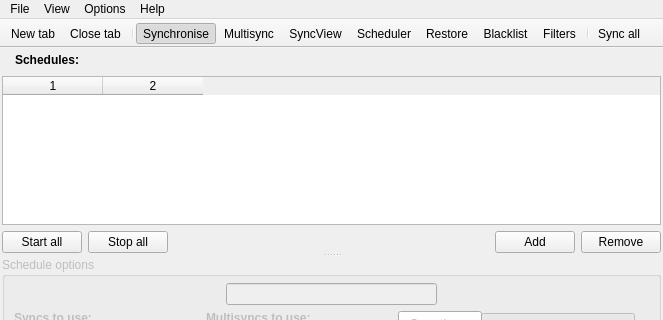
This is main_window.ui in henrik-w/Synkron as Qt 5 draws it before an edit; both pictures show x 0 to 663 and y 0 to 320 of the 663 by 580 pixel window. The edited form follows.
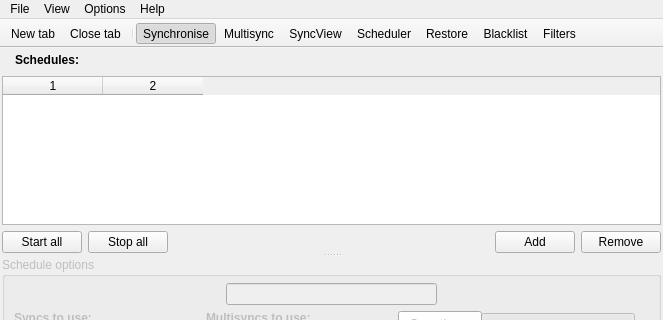
This is the edited form. The open tabs and pages were chosen to show the change. Icons and pictures are not drawn. Custom widgets are drawn as their Qt base class.

Diff of the .ui file:
```diff
--- a/main_window.ui
+++ b/main_window.ui
@@ -1576,6 +1576,14 @@
   </widget>
   <widget class="QStatusBar" name="statusbar" />
   <widget class="QToolBar" name="toolBar" >
+   <property name="geometry" >
+    <rect>
+     <x>0</x>
+     <y>21</y>
+     <width>663</width>
+     <height>52</height>
+    </rect>
+   </property>
    <property name="movable" >
     <bool>false</bool>
    </property>
@@ -1601,8 +1609,6 @@
    <addaction name="actionRestore" />
    <addaction name="actionBlacklist" />
    <addaction name="actionFilters" />
-   <addaction name="separator" />
-   <addaction name="actionSync_all" />
   </widget>
   <action name="actionQuit" >
    <property name="icon" >
```
Left out of the diff: 639 changed lines with no effect on the pictures.
